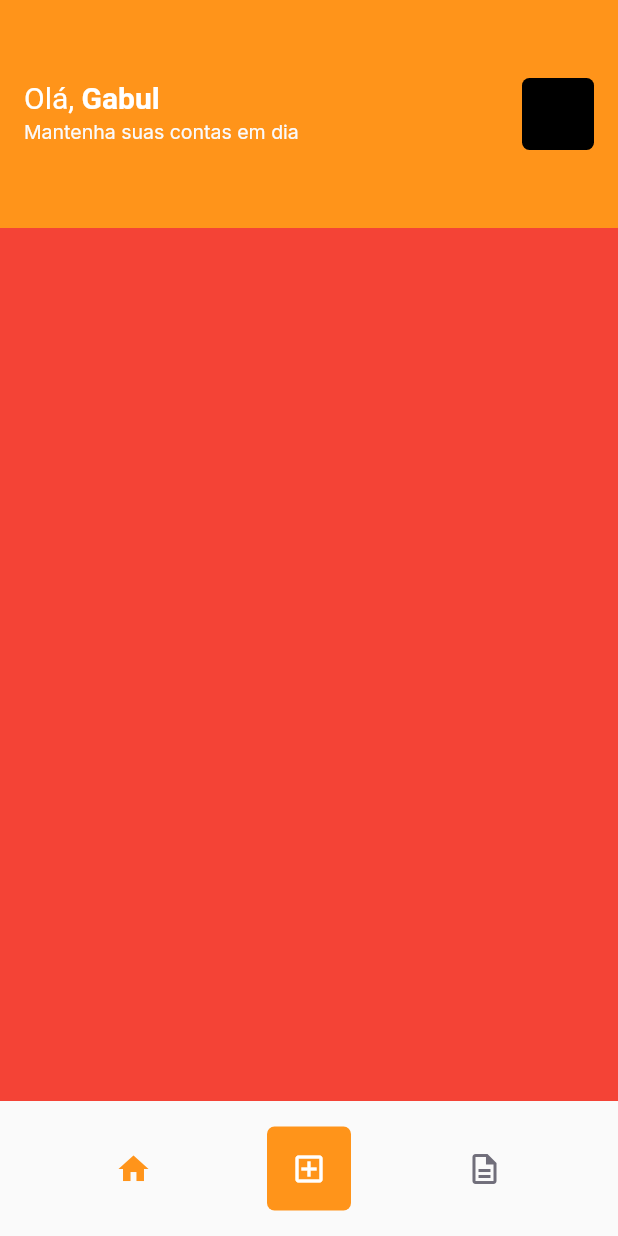
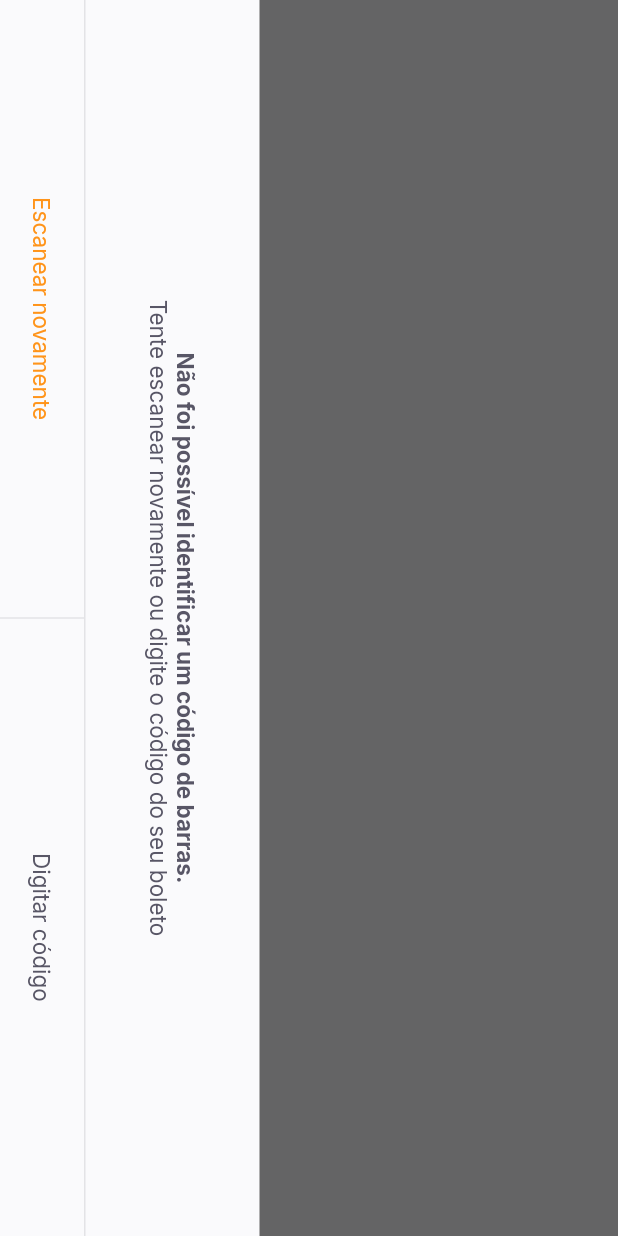
Before and after one commit to eitchtee/payflow_nlw6, a Flutter app: the HomePage screen opened by its route, after a tap on the "add box" icon, on a phone screen of 412 x 824 dp. Run offline on Flutter 3.47's test engine with Material 2 defaults, Android fonts, the phone set to English and light mode, and no system bars; our stand-ins replace firebase_core, google_fonts, google_sign_in, shared_preferences; accounts and stored records are empty.

Commit message:
feat: Add BarcodeScannerPage

```diff
--- /dev/null
+++ b/lib/modules/barcode_scanner/barcode_scanner_page.dart
@@ -0,0 +1,72 @@
+import 'package:flutter/material.dart';
+import 'package:payflow/shared/themes/app_colors.dart';
+import 'package:payflow/shared/themes/app_text_styles.dart';
+import 'package:payflow/shared/widgets/bottom_sheet/bottom_sheet.dart';
+import 'package:payflow/shared/widgets/divider_vertical/divider_vertical.dart';
+import 'package:payflow/shared/widgets/label_button/label_button.dart';
+import 'package:payflow/shared/widgets/set_label_buttons/set_label_buttons.dart';
+
+class BarcodeScannerPage extends StatefulWidget {
+  const BarcodeScannerPage({Key? key}) : super(key: key);
+
+  @override
+  _BarcodeScannerPageState createState() => _BarcodeScannerPageState();
+}
+
+class _BarcodeScannerPageState extends State<BarcodeScannerPage> {
+  @override
+  Widget build(BuildContext context) {
+    return BottomSheetWidget(
+      title: "Não foi possível identificar um código de barras.",
+      subtitle: "Tente escanear novamente ou digite o código do seu boleto",
+      primaryLabel: "Escanear novamente",
+      secondaryLabel: "Digitar código",
+      primaryOnPressed: () {},
+      secondaryOnPressed: () {},
+    );
+    return SafeArea(
+      top: true,
+      bottom: true,
+      left: true,
+      right: true,
+      child: RotatedBox(
+        quarterTurns: 1,
+        child: Scaffold(
+            appBar: AppBar(
+              centerTitle: true,
+              title: Text(
+                "Escaneie o código de barras do boleto",
+                style: TextStyles.buttonBackground,
+              ),
+              backgroundColor: Colors.black,
+              leading: BackButton(
+                color: AppColors.background,
+              ),
+            ),
+            body: Column(
+              children: [
+                Expanded(
+                    child: Container(
+                  color: Colors.black.withOpacity(0.6),
+                )),
+                Expanded(
+                    flex: 2,
+                    child: Container(
+                      color: Colors.transparent,
+                    )),
+                Expanded(
+                    child: Container(
+                  color: Colors.black.withOpacity(0.6),
+                ))
+              ],
+            ),
+            bottomNavigationBar: SetLabelButtons(
+              primaryLabel: "Inserir código do boleto",
+              primaryOnPressed: () {},
+              secondaryLabel: "Adicionar da galeria",
+              secondaryOnPressed: () {},
+            )),
+      ),
+    );
+  }
+}
--- a/lib/modules/home/home_page.dart
+++ b/lib/modules/home/home_page.dart
@@ -64,7 +64,7 @@ class _HomePageState extends State<HomePage> {
             ),
             GestureDetector(
               onTap: () {
-                print("Clicou");
+                Navigator.pushNamed(context, "/barcode_scanner");
               },
               child: Container(
                 width: 56,
--- /dev/null
+++ b/lib/shared/widgets/bottom_sheet/bottom_sheet.dart
@@ -0,0 +1,76 @@
+import 'package:flutter/material.dart';
+import 'package:payflow/shared/themes/app_colors.dart';
+import 'package:payflow/shared/themes/app_text_styles.dart';
+import 'package:payflow/shared/widgets/set_label_buttons/set_label_buttons.dart';
+
+class BottomSheetWidget extends StatelessWidget {
+  final String primaryLabel;
+  final VoidCallback primaryOnPressed;
+  final String secondaryLabel;
+  final VoidCallback secondaryOnPressed;
+  final String title;
+  final String subtitle;
+
+  const BottomSheetWidget(
+      {Key? key,
+      required this.primaryLabel,
+      required this.primaryOnPressed,
+      required this.secondaryLabel,
+      required this.secondaryOnPressed,
+      required this.title,
+      required this.subtitle})
+      : super(
+          key: key,
+        );
+
+  @override
+  Widget build(BuildContext context) {
+    return SafeArea(
+      child: RotatedBox(
+        quarterTurns: 1,
+        child: Material(
+          child: Container(
+            color: AppColors.shape,
+            child: Column(
+              children: [
+                Expanded(
+                    child: Container(
+                  color: Colors.black.withOpacity(0.6),
+                )),
+                Column(
+                  children: [
+                    Padding(
+                      padding: const EdgeInsets.all(40.0),
+                      child: Text.rich(
+                        TextSpan(
+                            text: title,
+                            style: TextStyles.buttonBoldHeading,
+                            children: [
+                              TextSpan(
+                                  text: "\n$subtitle",
+                                  style: TextStyles.buttonHeading)
+                            ]),
+                        textAlign: TextAlign.center,
+                      ),
+                    ),
+                    Container(
+                      height: 1,
+                      color: AppColors.stroke,
+                    ),
+                    SetLabelButtons(
+                      primaryLabel: primaryLabel,
+                      primaryOnPressed: primaryOnPressed,
+                      secondaryLabel: secondaryLabel,
+                      secondaryOnPressed: secondaryOnPressed,
+                      enablePrimaryColor: true,
+                    ),
+                  ],
+                ),
+              ],
+            ),
+          ),
+        ),
+      ),
+    );
+  }
+}
--- /dev/null
+++ b/lib/shared/widgets/divider_vertical/divider_vertical.dart
@@ -0,0 +1,15 @@
+import 'package:flutter/material.dart';
+import 'package:payflow/shared/themes/app_colors.dart';
+
+class DividerVerticalWidget extends StatelessWidget {
+  const DividerVerticalWidget({Key? key}) : super(key: key);
+
+  @override
+  Widget build(BuildContext context) {
+    return Container(
+      width: 1,
+      height: double.maxFinite,
+      color: AppColors.stroke,
+    );
+  }
+}
--- /dev/null
+++ b/lib/shared/widgets/label_button/label_button.dart
@@ -0,0 +1,25 @@
+import 'package:flutter/material.dart';
+import 'package:payflow/shared/themes/app_text_styles.dart';
+
+class LabelButton extends StatelessWidget {
+  final String label;
+  final VoidCallback onPressed;
+  final TextStyle? style;
+
+  const LabelButton(
+      {Key? key, required this.label, required this.onPressed, this.style})
+      : super(key: key);
+
+  @override
+  Widget build(BuildContext context) {
+    return Container(
+      height: 56,
+      child: TextButton(
+          onPressed: onPressed,
+          child: Text(
+            label,
+            style: style ?? TextStyles.buttonHeading,
+          )),
+    );
+  }
+}
--- /dev/null
+++ b/lib/shared/widgets/set_label_buttons/set_label_buttons.dart
@@ -0,0 +1,46 @@
+import 'package:flutter/material.dart';
+import 'package:payflow/shared/themes/app_text_styles.dart';
+import 'package:payflow/shared/widgets/divider_vertical/divider_vertical.dart';
+import 'package:payflow/shared/widgets/label_button/label_button.dart';
+
+class SetLabelButtons extends StatelessWidget {
+  final String primaryLabel;
+  final VoidCallback primaryOnPressed;
+  final String secondaryLabel;
+  final VoidCallback secondaryOnPressed;
+  final bool enablePrimaryColor;
+
+  const SetLabelButtons(
+      {Key? key,
+      required this.primaryLabel,
+      required this.primaryOnPressed,
+      required this.secondaryLabel,
+      required this.secondaryOnPressed,
+      this.enablePrimaryColor = false})
+      : super(key: key);
+
+  @override
+  Widget build(BuildContext context) {
+    return Container(
+      height: 56,
+      child: Row(
+        children: [
+          Expanded(
+            child: LabelButton(
+              label: primaryLabel,
+              onPressed: primaryOnPressed,
+              style: enablePrimaryColor ? TextStyles.buttonPrimary : null,
+            ),
+          ),
+          DividerVerticalWidget(),
+          Expanded(
+            child: LabelButton(
+              label: secondaryLabel,
+              onPressed: secondaryOnPressed,
+            ),
+          ),
+        ],
+      ),
+    );
+  }
+}
--- a/pubspec.yaml
+++ b/pubspec.yaml
@@ -19,6 +19,9 @@ dependencies:
   google_sign_in: ^5.0.4
   google_sign_in_web: ^0.10.0
   shared_preferences: ^2.0.6
+  google_ml_kit: ^0.6.0
+  camera: ^0.8.1+3
+  image_picker: ^0.8.0+4
 
 dev_dependencies:
   flutter_test:
```
Also changed, not shown: pubspec.lock.
